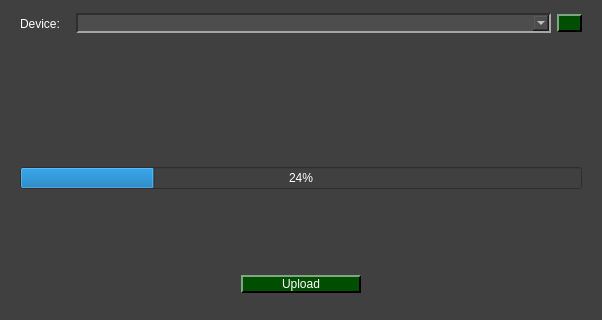
viniciusfs14/pydaq, file pydaq/uis/PyDAQ_Firmware_Arduino.ui: the form before one commit; both pictures show x 0 to 602 and y 297 to 617 of the 602 by 617 pixel window.
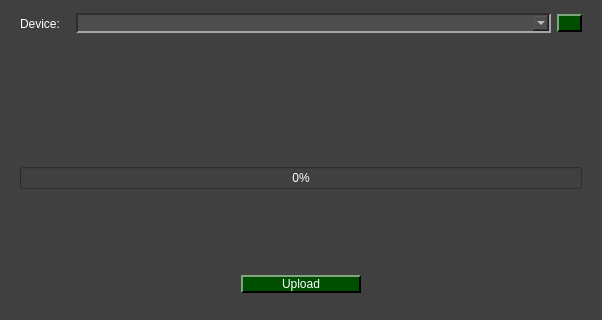
The form after the commit. Icons and pictures are not drawn.

Patch:
```diff
--- a/pydaq/uis/PyDAQ_Firmware_Arduino.ui
+++ b/pydaq/uis/PyDAQ_Firmware_Arduino.ui
@@ -472,7 +472,7 @@
       <item>
        <widget class="QProgressBar" name="progressBar">
         <property name="value">
-         <number>24</number>
+         <number>0</number>
         </property>
        </widget>
       </item>
```
